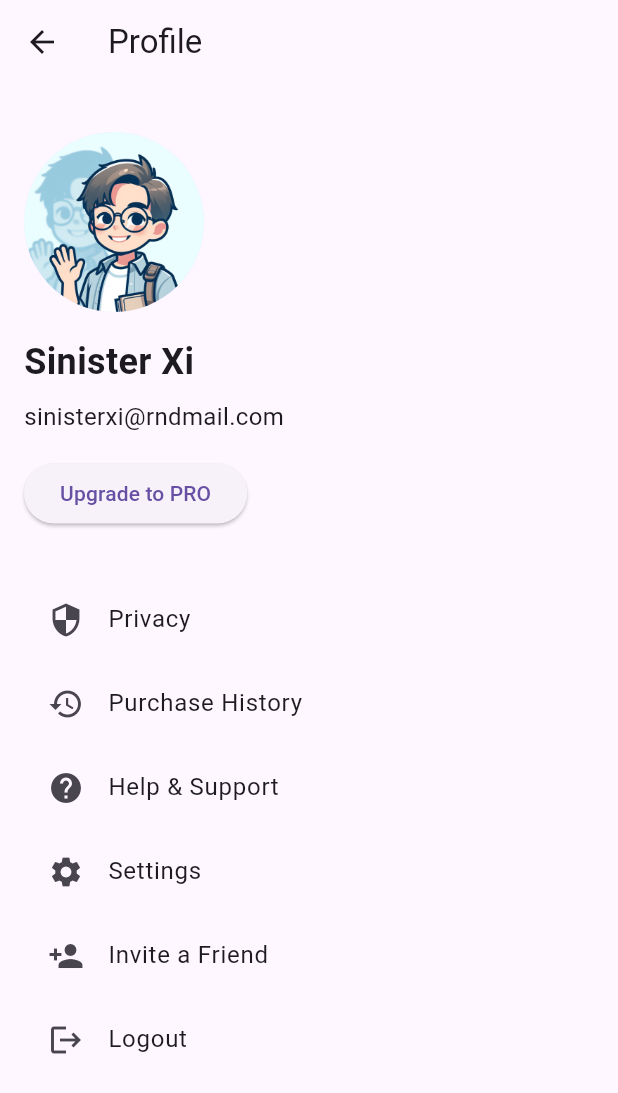
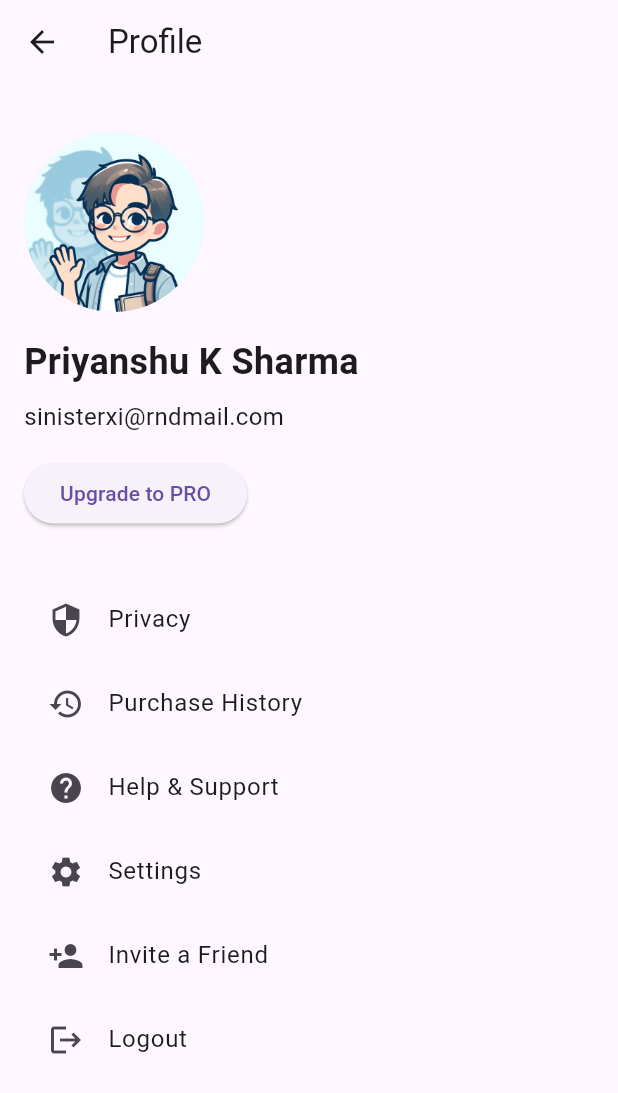
Before and after one commit to PriyanshuKSharma/EcoBizz-Sustainably-Yours, a Flutter app: the screen it shows after launch, item 3 of the bottom bar chosen, on a phone screen of 412 x 824 dp. Shown: the top 1093 px of the screen. Run offline on Flutter 3.47's test engine with Material 3 defaults, Android fonts, the phone set to English and light mode, and no system bars; our stand-ins replace curved_navigation_bar.

Commit message:
Updated the name in the Profile section

```diff
--- a/lib/profile.dart
+++ b/lib/profile.dart
@@ -21,7 +21,7 @@ class ProfilePage extends StatelessWidget {
             ),
             const SizedBox(height: 16),
             const Text(
-              'Sinister Xi',
+              'Priyanshu K Sharma',
               style: TextStyle(fontSize: 24, fontWeight: FontWeight.bold),
             ),
             const SizedBox(height: 8),
```
